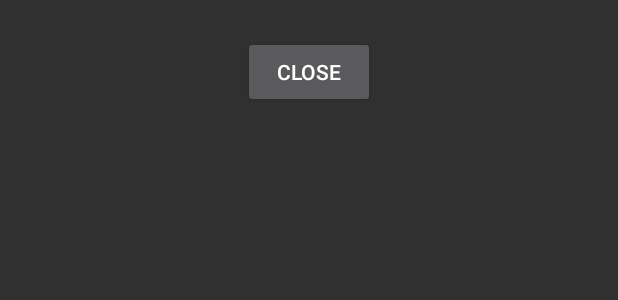
After one commit to bystam/landet, an Android app: the layout dialog_location.xml on its own in the app's theme, with its tools: preview values and no code run, on a phone screen of 412 x 824 dp. The commit adds this screen. Shown: the top 300 px of the screen. Run offline under Robolectric (Android 15) with nearby library versions, the phone set to English and light mode, and no system bars.

Commit message:
Show an amazing dialog when clicking on a location icon

```diff
--- /dev/null
+++ b/android/app/src/main/res/drawable/location_image_placeholder.xml
@@ -0,0 +1,5 @@
+<?xml version="1.0" encoding="utf-8"?>
+<shape xmlns:android="http://schemas.android.com/apk/res/android">
+    <size android:height="300dp" android:width="400dp"/>
+    <solid android:color="#00000000" />
+</shape>
--- /dev/null
+++ b/android/app/src/main/res/layout/dialog_location.xml
@@ -0,0 +1,29 @@
+<?xml version="1.0" encoding="utf-8"?>
+<ScrollView xmlns:android="http://schemas.android.com/apk/res/android"
+              android:orientation="vertical"
+              android:layout_width="match_parent"
+              android:layout_height="match_parent">
+
+    <LinearLayout
+        android:layout_width="match_parent"
+        android:layout_height="wrap_content"
+        android:orientation="vertical"
+        android:padding="24dp">
+
+        <ImageView
+            android:id="@+id/image"
+            android:layout_width="match_parent"
+            android:layout_height="wrap_content"
+            android:contentDescription="@string/app_name"/>
+
+        <Button
+            android:id="@+id/button_close"
+            android:layout_width="wrap_content"
+            android:layout_height="wrap_content"
+            android:layout_gravity="center"
+            android:text="@string/close"/>
+
+    </LinearLayout>
+
+
+</ScrollView>
--- a/android/app/src/main/res/values/strings.xml
+++ b/android/app/src/main/res/values/strings.xml
@@ -33,4 +33,5 @@
     <string name="title">Title</string>
     <string name="body">Body</string>
     <string name="write_a_comment">Write a comment&#8230;</string>
+    <string name="close">Close</string>
 </resources>
```
Also changed, not shown: android/app/src/main/java/com/landet/landet/MapFragment.java (+9 -1 lines), android/app/src/main/java/com/landet/landet/locations/LocationDialogFragment.java (added, +57 -0 lines).
